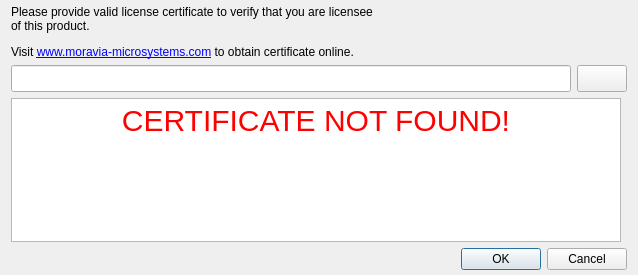
First picture: the form in IDE/GUI/widgets/LicenseInitWidget/licenseinitwidget.ui, repository AbyssAbbeba/MDS-picoblaze-AVR-ide, before the edit.
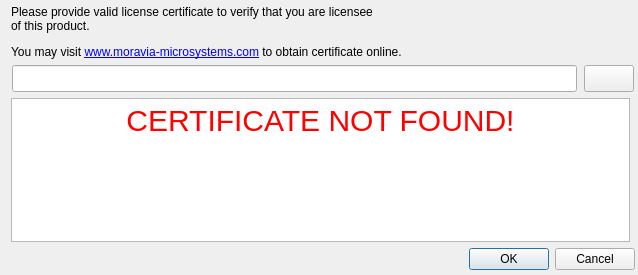
Second picture: the form after the edit. Icons and pictures are not drawn.

Patch:
```diff
--- a/IDE/GUI/widgets/LicenseInitWidget/licenseinitwidget.ui
+++ b/IDE/GUI/widgets/LicenseInitWidget/licenseinitwidget.ui
@@ -39,7 +39,7 @@
     <rect>
      <x>0</x>
      <y>0</y>
-     <width>638</width>
+     <width>646</width>
      <height>275</height>
     </rect>
    </property>
@@ -89,7 +89,7 @@
            </size>
           </property>
           <property name="text">
-           <string>&lt;html&gt;&lt;head/&gt;&lt;body&gt;&lt;p&gt;Please provide valid license certificate to verify that you are licensee&lt;br/&gt;of this product.&lt;/p&gt;&lt;p&gt;Visit &lt;a href=&quot;www.moravia-microsystems.com&quot;&gt;&lt;span style=&quot; text-decoration: underline; color:#0000ff;&quot;&gt;www.moravia-microsystems.com&lt;/span&gt;&lt;/a&gt; to obtain certificate online.&lt;/p&gt;&lt;/body&gt;&lt;/html&gt;</string>
+           <string>&lt;html&gt;&lt;head/&gt;&lt;body&gt;&lt;p&gt;Please provide valid license certificate to verify that you are licensee&lt;br/&gt;of this product.&lt;/p&gt;&lt;p&gt;You may visit &lt;a href=&quot;www.moravia-microsystems.com&quot;&gt;&lt;span style=&quot; text-decoration: underline; color:#0000ff;&quot;&gt;www.moravia-microsystems.com&lt;/span&gt;&lt;/a&gt; to obtain certificate online.&lt;/p&gt;&lt;/body&gt;&lt;/html&gt;</string>
           </property>
          </widget>
         </item>
@@ -123,10 +123,13 @@
           </property>
           <property name="maximumSize">
            <size>
-            <width>560</width>
+            <width>565</width>
             <height>16777215</height>
            </size>
           </property>
+          <property name="readOnly">
+           <bool>true</bool>
+          </property>
          </widget>
         </item>
         <item>
@@ -165,7 +168,7 @@
        <widget class="QTextBrowser" name="tbInfo">
         <property name="maximumSize">
          <size>
-          <width>610</width>
+          <width>619</width>
           <height>16777215</height>
          </size>
         </property>
```
Left out of the diff: 5 changed lines with no effect on the pictures.
